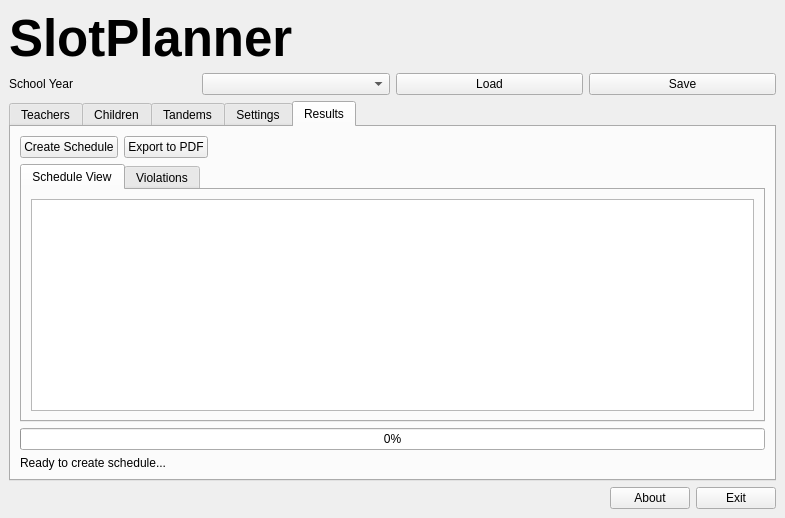
Old version of the form app/ui/main_window_v2.ui in the repository wkeram/SlotPlanner.
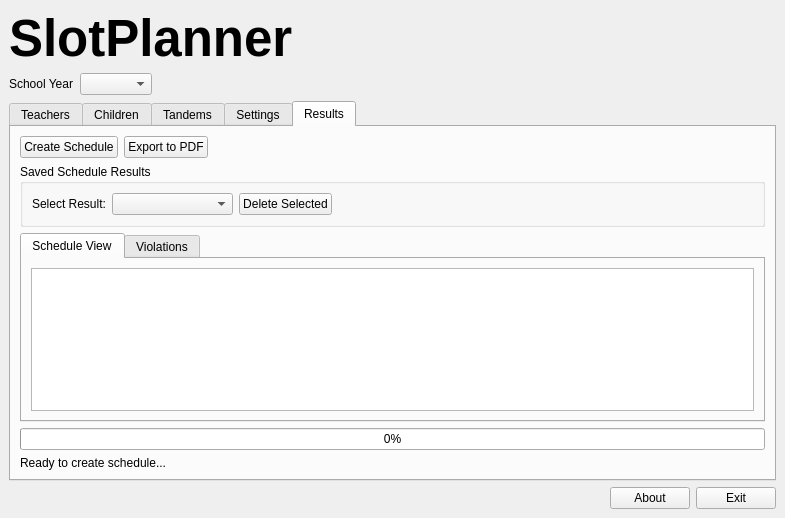
New version of the form. The open tabs and pages were chosen to show the change.

Commit message: feat: Enhance schedule management with history and deletion functionality

Patch:
```diff
--- a/app/ui/main_window_v2.ui
+++ b/app/ui/main_window_v2.ui
@@ -43,18 +43,17 @@
          <widget class="QComboBox" name="comboYearSelect"/>
         </item>
         <item>
-         <widget class="QPushButton" name="buttonLoad">
-          <property name="text">
-           <string>Load</string>
+         <spacer name="horizontalSpacer_3">
+          <property name="orientation">
+           <enum>Qt::Orientation::Horizontal</enum>
           </property>
-         </widget>
-        </item>
-        <item>
-         <widget class="QPushButton" name="buttonSave">
-          <property name="text">
-           <string>Save</string>
+          <property name="sizeHint" stdset="0">
+           <size>
+            <width>40</width>
+            <height>20</height>
+           </size>
           </property>
-         </widget>
+         </spacer>
         </item>
        </layout>
       </item>
@@ -397,6 +396,55 @@
             </item>
            </layout>
           </item>
+          <item>
+           <widget class="QGroupBox" name="groupBoxScheduleHistory">
+            <property name="title">
+             <string>Saved Schedule Results</string>
+            </property>
+            <layout class="QHBoxLayout" name="horizontalLayout_8">
+             <item>
+              <widget class="QLabel" name="labelSelectSchedule">
+               <property name="text">
+                <string>Select Result:</string>
+               </property>
+              </widget>
+             </item>
+             <item>
+              <widget class="QComboBox" name="comboScheduleHistory">
+               <property name="placeholderText">
+                <string>No saved results</string>
+               </property>
+               <property name="toolTip">
+                <string>Select a previously computed schedule result to view</string>
+               </property>
+              </widget>
+             </item>
+             <item>
+              <widget class="QPushButton" name="buttonDeleteSchedule">
+               <property name="text">
+                <string>Delete Selected</string>
+               </property>
+               <property name="toolTip">
+                <string>Delete the selected schedule result permanently</string>
+               </property>
+              </widget>
+             </item>
+             <item>
+              <spacer name="horizontalSpacer_4">
+               <property name="orientation">
+                <enum>Qt::Orientation::Horizontal</enum>
+               </property>
+               <property name="sizeHint" stdset="0">
+                <size>
+                 <width>40</width>
+                 <height>20</height>
+                </size>
+               </property>
+              </spacer>
+             </item>
+            </layout>
+           </widget>
+          </item>
           <item>
            <widget class="QTabWidget" name="tabWidgetResults">
             <widget class="QWidget" name="tabScheduleView">
```
The commit also changes 6 other files.
